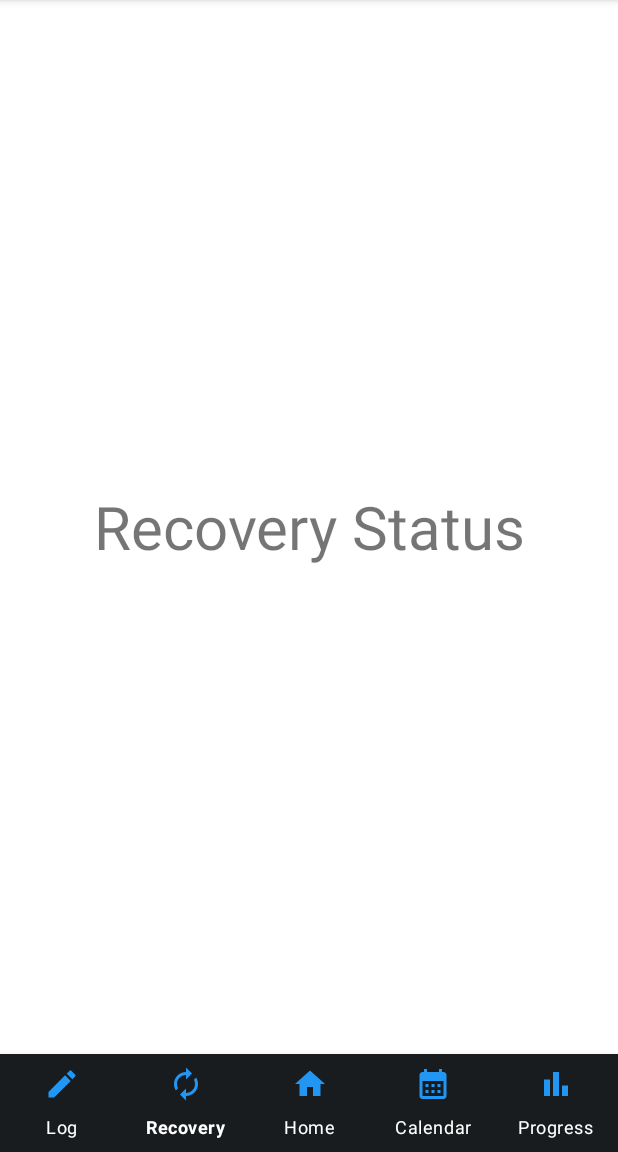
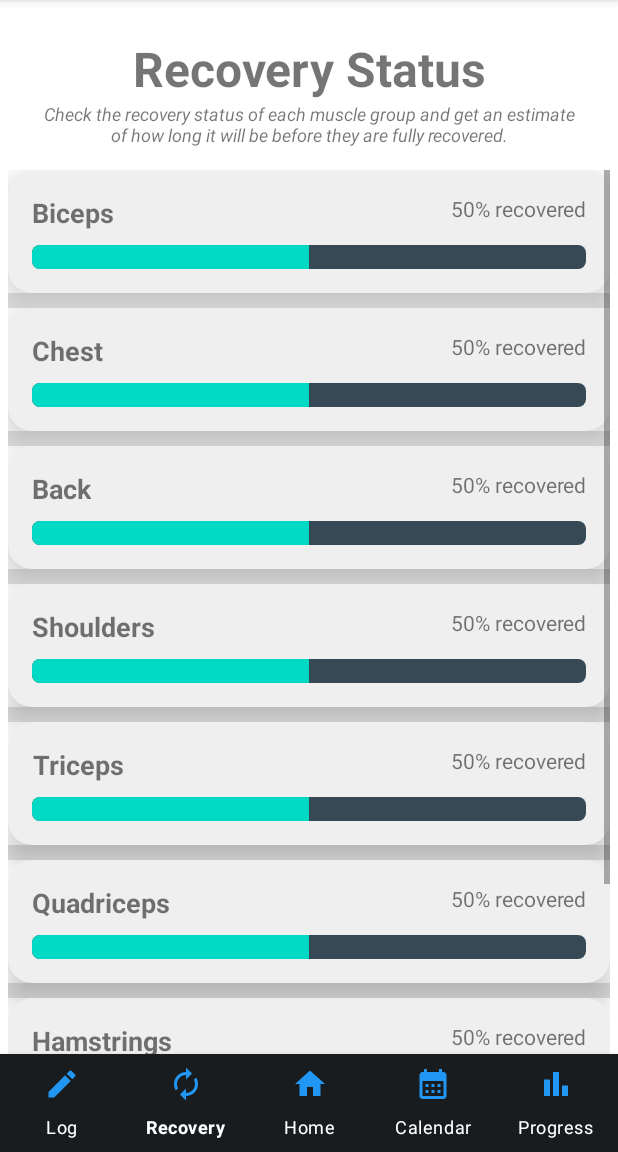
Before and after one commit to Liam-boston/ActiveSync, an Android app: the screen it shows after launch (MainActivity), item 2 of the bottom bar chosen, on a phone screen of 412 x 824 dp, the part 84-1236 px from its top. Run offline under Robolectric (Android 15) with nearby library versions, the phone set to English and light mode, and no system bars; our stand-ins replace Room's generated code; libraries missing offline, so code that uses them is left out: androidx.test.core.

Commit message:
implemented RecoveryStatus UI

```diff
--- a/app/src/main/java/edu/psu/sweng888/activesync/RecoveryStatus.java
+++ b/app/src/main/java/edu/psu/sweng888/activesync/RecoveryStatus.java
@@ -7,8 +7,20 @@ import androidx.fragment.app.Fragment;
 import android.view.LayoutInflater;
 import android.view.View;
 import android.view.ViewGroup;
+import android.widget.ListView;
+
+import java.util.ArrayList;
+import java.util.Arrays;
+import java.util.List;
+
+import edu.psu.sweng888.activesync.adapters.RecoveryStatusAdapter;
+import edu.psu.sweng888.activesync.dataAccessLayer.cannedData.DefaultMuscleGroups;
+import edu.psu.sweng888.activesync.dataAccessLayer.models.MuscleGroup;
 
 public class RecoveryStatus extends Fragment {
+    private ListView listView;
+    private RecoveryStatusAdapter adapter;
+
     public RecoveryStatus() {
         // Required empty public constructor
     }
@@ -16,6 +28,18 @@ public class RecoveryStatus extends Fragment {
     public View onCreateView(LayoutInflater inflater, ViewGroup container,
                              Bundle savedInstanceState) {
         // Inflate the layout for this fragment
-        return inflater.inflate(R.layout.fragment_recovery_status, container, false);
+        View view = inflater.inflate(R.layout.fragment_recovery_status, container, false);
+
+        // This is a temporary setup just to finish the UI, will need to actually
+        // use the MuscleGroupDao to pull values from the db
+        // TODO: Pull MuscleGroup values from the db
+        List<MuscleGroup> muscleGroups = new ArrayList<>(Arrays.asList(DefaultMuscleGroups.getAllDefaultMuscleGroups()));
+
+        // Configure the ListView
+        listView = view.findViewById(R.id.recovery_status_list);
+        adapter = new RecoveryStatusAdapter(getContext(), muscleGroups);
+        listView.setAdapter(adapter);
+
+        return view;
     }
 }
--- /dev/null
+++ b/app/src/main/java/edu/psu/sweng888/activesync/adapters/RecoveryStatusAdapter.java
@@ -0,0 +1,78 @@
+package edu.psu.sweng888.activesync.adapters;
+
+import android.content.Context;
+import android.view.LayoutInflater;
+import android.view.View;
+import android.view.ViewGroup;
+import android.widget.ArrayAdapter;
+import android.widget.ProgressBar;
+import android.widget.TextView;
+
+import java.util.List;
+
+import edu.psu.sweng888.activesync.R;
+import edu.psu.sweng888.activesync.dataAccessLayer.models.MuscleGroup;
+
+public class RecoveryStatusAdapter extends ArrayAdapter<MuscleGroup> {
+    private LayoutInflater inflater;
+    private TextView muscleGroupName, recoveryStatus;
+    private ProgressBar recoveryBar;
+
+    public RecoveryStatusAdapter(Context context, List<MuscleGroup> muscleGroupList) {
+        super(context, 0, muscleGroupList);
+        inflater = LayoutInflater.from(context);
+    }
+
+    public View getView(int position, View convertView, ViewGroup parent) {
+        View view = convertView;
+
+        if (view == null) {
+            view = inflater.inflate(R.layout.recovery_status_list_item, parent, false);
+        }
+
+        MuscleGroup muscleGroup =  getItem(position);
+
+        muscleGroupName = view.findViewById(R.id.muscleGroupName);
+        recoveryStatus = view.findViewById(R.id.recoveryStatus);
+        recoveryBar = view.findViewById(R.id.recoveryBar);
+
+        // display MuscleGroup values
+        assert muscleGroup != null;
+        muscleGroupName.setText(muscleGroup.getName());
+
+        // calculate recovery status
+        Integer status = calculateRecoveryStatus(muscleGroup.getRecoveryRate());
+
+        // display recovery status
+        String recoveryPercentage = status + "% recovered";
+        recoveryStatus.setText(recoveryPercentage);
+
+        /* TODO: Change progress bar color based on recovery status
+            < 10% = red
+            < 25% = orange
+            < 50% = yellow
+            < 75% = light green
+            < 100% = green
+        */
+        recoveryBar.setProgress(status);
+
+        return view;
+    }
+
+    /**
+     * With a muscle groups recovery rate (the rate at which it recovers from fatigue when not worked)
+     * and the time elapsed since the muscle group was last worked, this method returns the recovery status
+     * as an Integer
+     *
+     * Example: If a muscle group is 90% fatigued after a workout 2 days ago with a recovery rate of 0.06,
+     * the recovery status of that muscle group would be 22%. The muscle group recovers 6% each day and
+     * after 2 days of rest, the muscle group would be 12% more recovered than after the last workout.
+     *
+     * @param rate
+     * @return Integer recoveryStatus
+     */
+    private Integer calculateRecoveryStatus(double rate) {
+        // TODO: implement calculateRecoveryStatus()
+        return 50;
+    }
+}
--- /dev/null
+++ b/app/src/main/res/drawable/custom_progress_bar.xml
@@ -0,0 +1,17 @@
+<?xml version="1.0" encoding="utf-8"?>
+<layer-list xmlns:android="http://schemas.android.com/apk/res/android">
+    <item android:id="@android:id/background">
+        <shape android:shape="rectangle">
+            <corners android:radius="5dp" />
+            <solid android:color="@color/colorPrimaryVariant" />
+        </shape>
+    </item>
+    <item android:id="@android:id/progress">
+        <clip>
+            <shape android:shape="rectangle">
+                <corners android:radius="5dp" />
+                <solid android:color="@color/teal_200" />
+            </shape>
+        </clip>
+    </item>
+</layer-list>
--- a/app/src/main/res/layout/fragment_recovery_status.xml
+++ b/app/src/main/res/layout/fragment_recovery_status.xml
@@ -1,19 +1,43 @@
 <?xml version="1.0" encoding="utf-8"?>
-<LinearLayout xmlns:android="http://schemas.android.com/apk/res/android"
+<RelativeLayout xmlns:android="http://schemas.android.com/apk/res/android"
     xmlns:app="http://schemas.android.com/apk/res-auto"
     xmlns:tools="http://schemas.android.com/tools"
     android:layout_width="match_parent"
     android:layout_height="match_parent"
-    android:gravity="center"
-    android:orientation="vertical"
     tools:context=".RecoveryStatus">
 
     <TextView
         android:id="@+id/recovery_status_greeting"
         android:layout_width="match_parent"
         android:layout_height="wrap_content"
+        android:layout_alignParentStart="true"
+        android:layout_alignParentTop="true"
         android:text="@string/recovery_status_greeting"
+        android:layout_marginTop="24dp"
         android:textAlignment="center"
-        android:textSize="40sp" />
+        android:textSize="32sp"
+        android:textStyle="bold" />
 
-</LinearLayout>
+    <TextView
+        android:id="@+id/recovery_status_instructions"
+        android:layout_width="match_parent"
+        android:layout_height="wrap_content"
+        android:layout_marginStart="24dp"
+        android:layout_marginEnd="24dp"
+        android:layout_below="@id/recovery_status_greeting"
+        android:text="@string/recovery_status_instructions"
+        android:textAlignment="center"
+        android:textSize="12sp"
+        android:textStyle="italic" />
+
+    <ListView
+        android:id="@+id/recovery_status_list"
+        android:layout_width="match_parent"
+        android:layout_height="wrap_content"
+        android:layout_below="@id/recovery_status_instructions"
+        android:layout_marginStart="5dp"
+        android:layout_marginTop="15dp"
+        android:layout_marginEnd="5dp"
+        android:dividerHeight="10sp" />
+
+</RelativeLayout>
--- /dev/null
+++ b/app/src/main/res/layout/recovery_status_list_item.xml
@@ -0,0 +1,45 @@
+<?xml version="1.0" encoding="utf-8"?>
+<androidx.cardview.widget.CardView xmlns:android="http://schemas.android.com/apk/res/android"
+    xmlns:app="http://schemas.android.com/apk/res-auto"
+    android:id="@+id/itemCard"
+    android:layout_width="match_parent"
+    android:layout_height="wrap_content"
+    android:layout_margin="16dp"
+    android:backgroundTint="#EFEFEF"
+    app:cardCornerRadius="16dp"
+    app:cardElevation="12dp">
+
+    <RelativeLayout
+        android:layout_width="match_parent"
+        android:layout_height="50dp"
+        android:layout_margin="16dp"
+        android:orientation="vertical">
+
+        <TextView
+            android:id="@+id/muscleGroupName"
+            android:layout_width="wrap_content"
+            android:layout_height="wrap_content"
+            android:layout_alignParentStart="true"
+            android:textAlignment="center"
+            android:textSize="18sp"
+            android:textStyle="bold" />
+
+        <TextView
+            android:id="@+id/recoveryStatus"
+            android:layout_width="wrap_content"
+            android:layout_height="wrap_content"
+            android:layout_alignParentEnd="true"
+            android:textAlignment="center"
+            android:textSize="14sp" />
+
+        <ProgressBar
+            android:id="@+id/recoveryBar"
+            style="?android:attr/progressBarStyleHorizontal"
+            android:layout_width="match_parent"
+            android:layout_height="wrap_content"
+            android:layout_alignParentBottom="true"
+            android:max="100"
+            android:progressDrawable="@drawable/custom_progress_bar" />
+
+    </RelativeLayout>
+</androidx.cardview.widget.CardView>
--- a/app/src/main/res/values/strings.xml
+++ b/app/src/main/res/values/strings.xml
@@ -3,6 +3,7 @@
     <string name="app_name">ActiveSync</string>
     <string name="homepage_greeting">Good morning, &lt;UserName&gt;!</string>
     <string name="recovery_status_greeting">Recovery Status</string>
+    <string name="recovery_status_instructions">Check the recovery status of each muscle group and get an estimate of how long it will be before they are fully recovered.</string>
     <string name="calendar_greeting">Calendar View</string>
     <string name="log_workout_greeting">New Workout</string>
     <string name="log_workout_description">Choose an exercise type and enter date and duration details, then fill out as many sets as you\'d like below before hitting \"submit\".</string>
```
